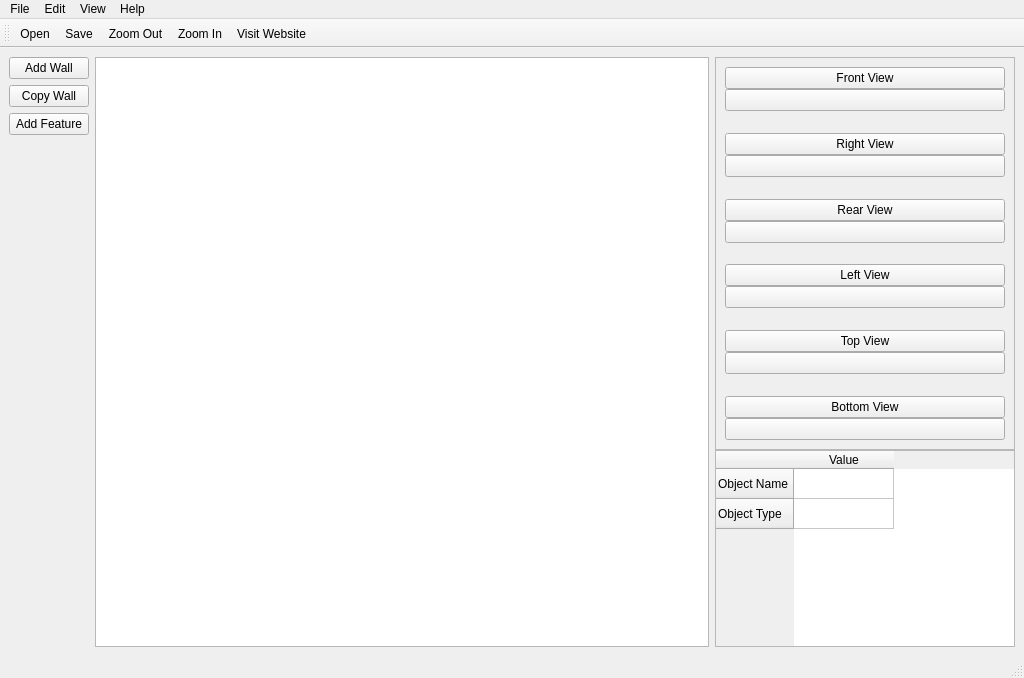
Above: mainwindow.ui from penguintutor/lc-building before the change. Below: the same form after it.
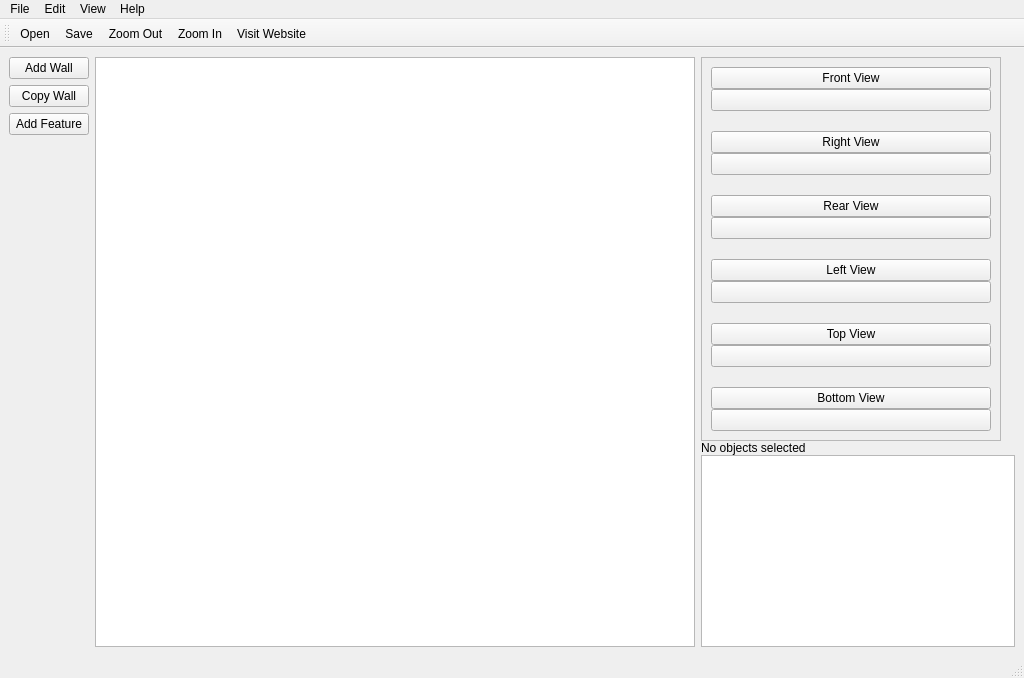
That is the form after the change. Icons and pictures are not drawn.

Commit message: Add connector to update mainwindow when viewgraphicsscene object selected and fill in info box

What changed in the file:
```diff
--- a/mainwindow.ui
+++ b/mainwindow.ui
@@ -85,7 +85,7 @@
        </layout>
       </item>
       <item>
-       <layout class="QVBoxLayout" name="viewButtonVLayout" stretch="8,4">
+       <layout class="QVBoxLayout" name="viewButtonVLayout" stretch="8,0,4">
         <property name="spacing">
          <number>0</number>
         </property>
@@ -104,8 +104,8 @@
            <property name="geometry">
             <rect>
              <x>0</x>
-             <y>0</y>
-             <width>279</width>
+             <y>-864</y>
+             <width>284</width>
              <height>1489</height>
             </rect>
            </property>
@@ -309,23 +309,49 @@
          </widget>
         </item>
         <item>
-         <widget class="QTableWidget" name="tableWidget">
-          <property name="maximumSize">
+         <widget class="QLabel" name="infoLabel">
+          <property name="text">
+           <string>No objects selected</string>
+          </property>
+         </widget>
+        </item>
+        <item>
+         <widget class="QTableWidget" name="infoTable">
+          <property name="sizePolicy">
+           <sizepolicy hsizetype="Expanding" vsizetype="Expanding">
+            <horstretch>0</horstretch>
+            <verstretch>0</verstretch>
+           </sizepolicy>
+          </property>
+          <property name="minimumSize">
            <size>
             <width>300</width>
+            <height>0</height>
+           </size>
+          </property>
+          <property name="maximumSize">
+           <size>
+            <width>350</width>
             <height>16777215</height>
            </size>
           </property>
-          <row>
+          <property name="showGrid">
+           <bool>false</bool>
+          </property>
+          <attribute name="horizontalHeaderVisible">
+           <bool>false</bool>
+          </attribute>
+          <attribute name="horizontalHeaderHighlightSections">
+           <bool>false</bool>
+          </attribute>
+          <attribute name="verticalHeaderVisible">
+           <bool>false</bool>
+          </attribute>
+          <column>
            <property name="text">
-            <string>Object Name</string>
+            <string>Label</string>
            </property>
-          </row>
-          <row>
-           <property name="text">
-            <string>Object Type</string>
-           </property>
-          </row>
+          </column>
           <column>
            <property name="text">
             <string>Value</string>
```
Left out of the diff: 3 changed lines with no effect on the pictures. The commit also changes 6 other files.
